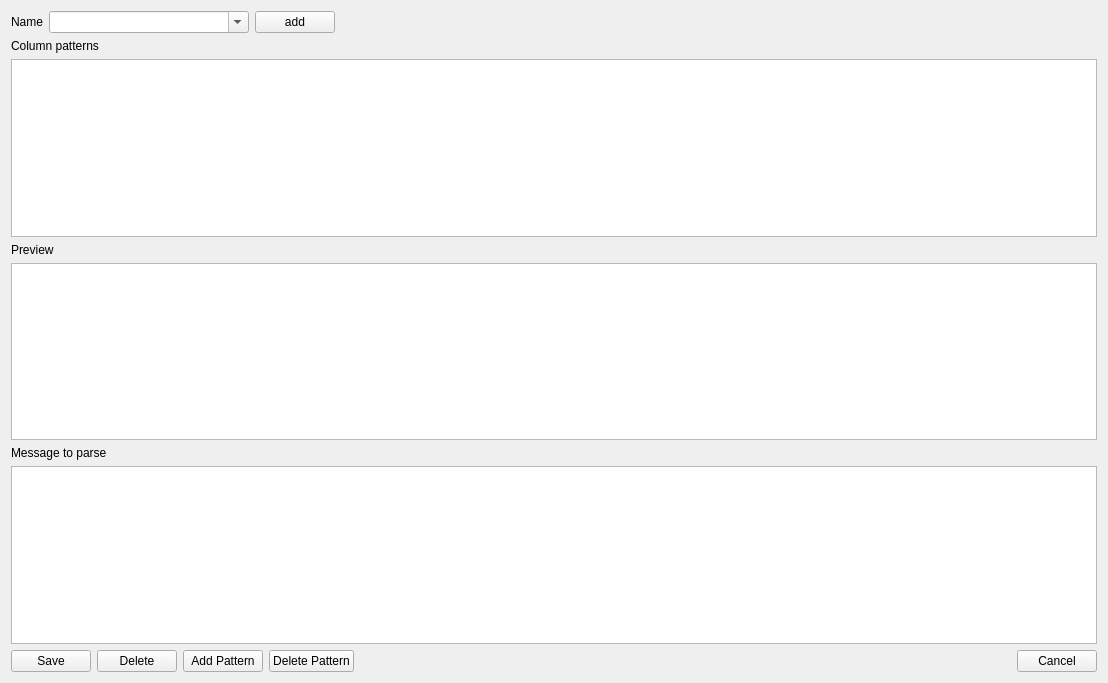
The window that forms/columnizerwidget.ui (helkatz/LogViewer) describes before a commit, drawn with Qt 5.
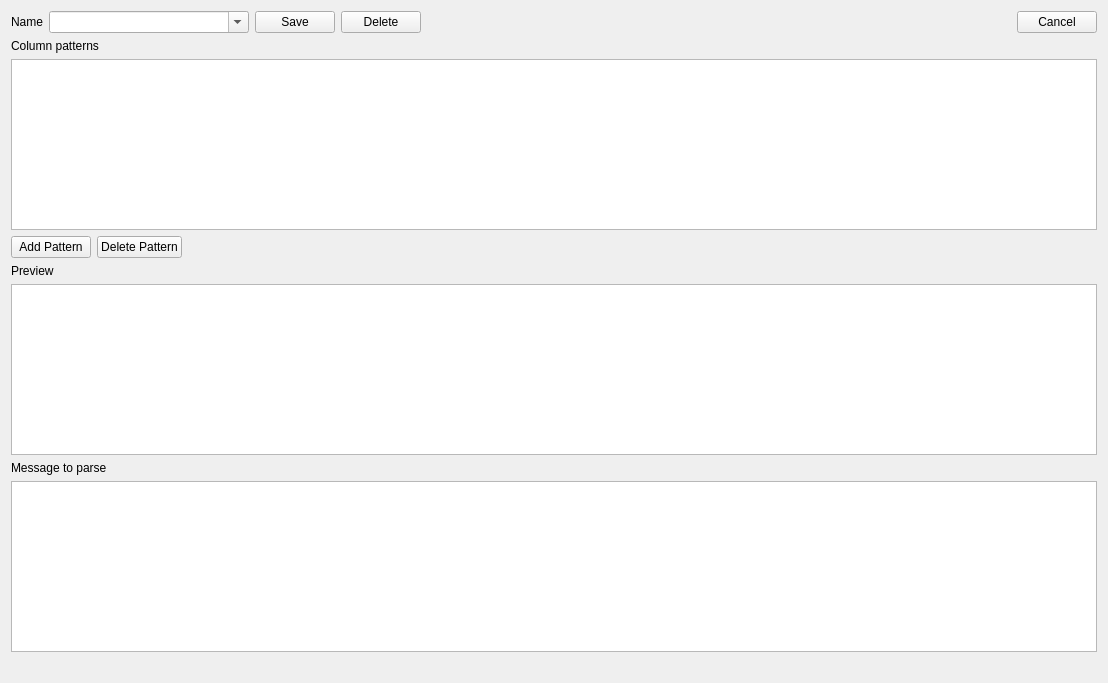
The same window after the commit.

The edit to the form file:
```diff
--- a/forms/columnizerwidget.ui
+++ b/forms/columnizerwidget.ui
@@ -14,23 +14,6 @@
    <string>Colmunizer</string>
   </property>
   <layout class="QGridLayout" name="gridLayout">
-   <item row="5" column="0">
-    <widget class="QTableWidget" name="tablePreview">
-     <property name="rowCount">
-      <number>1</number>
-     </property>
-     <attribute name="horizontalHeaderCascadingSectionResizes">
-      <bool>false</bool>
-     </attribute>
-     <attribute name="horizontalHeaderStretchLastSection">
-      <bool>false</bool>
-     </attribute>
-     <attribute name="verticalHeaderVisible">
-      <bool>false</bool>
-     </attribute>
-     <row/>
-    </widget>
-   </item>
    <item row="1" column="0">
     <layout class="QVBoxLayout" name="verticalLayout_2">
      <item>
@@ -56,9 +39,22 @@
         </widget>
        </item>
        <item>
-        <widget class="QPushButton" name="btnAddName">
+        <widget class="QPushButton" name="btnSave">
+         <property name="sizePolicy">
+          <sizepolicy hsizetype="Preferred" vsizetype="Fixed">
+           <horstretch>0</horstretch>
+           <verstretch>0</verstretch>
+          </sizepolicy>
+         </property>
          <property name="text">
-          <string>add</string>
+          <string>Save</string>
+         </property>
+        </widget>
+       </item>
+       <item>
+        <widget class="QPushButton" name="btnDelete">
+         <property name="text">
+          <string>Delete</string>
          </property>
         </widget>
        </item>
@@ -75,6 +71,13 @@
          </property>
         </spacer>
        </item>
+       <item>
+        <widget class="QPushButton" name="btnCancel">
+         <property name="text">
+          <string>Cancel</string>
+         </property>
+        </widget>
+       </item>
       </layout>
      </item>
     </layout>
@@ -103,42 +106,15 @@
      </item>
     </layout>
    </item>
-   <item row="8" column="0">
+   <item row="9" column="0">
+    <widget class="QTextEdit" name="editSubject">
+     <property name="toolTip">
+      <string extracomment="Enter columns to parse">Enter columns to parse</string>
+     </property>
+    </widget>
+   </item>
+   <item row="10" column="0">
     <layout class="QHBoxLayout" name="horizontalLayout_2">
-     <item>
-      <widget class="QPushButton" name="btnSave">
-       <property name="sizePolicy">
-        <sizepolicy hsizetype="Preferred" vsizetype="Fixed">
-         <horstretch>0</horstretch>
-         <verstretch>0</verstretch>
-        </sizepolicy>
-       </property>
-       <property name="text">
-        <string>Save</string>
-       </property>
-      </widget>
-     </item>
-     <item>
-      <widget class="QPushButton" name="btnDelete">
-       <property name="text">
-        <string>Delete</string>
-       </property>
-      </widget>
-     </item>
-     <item>
-      <widget class="QPushButton" name="btnAddPattern">
-       <property name="text">
-        <string>Add Pattern</string>
-       </property>
-      </widget>
-     </item>
-     <item>
-      <widget class="QPushButton" name="btnDeletePattern">
-       <property name="text">
-        <string>Delete Pattern</string>
-       </property>
-      </widget>
-     </item>
      <item>
       <spacer name="horizontalSpacer_2">
        <property name="orientation">
@@ -155,30 +131,9 @@
        </property>
       </spacer>
      </item>
-     <item>
-      <widget class="QPushButton" name="btnCancel">
-       <property name="text">
-        <string>Cancel</string>
-       </property>
-      </widget>
-     </item>
     </layout>
    </item>
-   <item row="7" column="0">
-    <widget class="QTextEdit" name="editSubject">
-     <property name="toolTip">
-      <string extracomment="Enter columns to parse">Enter columns to parse</string>
-     </property>
-    </widget>
-   </item>
-   <item row="4" column="0" alignment="Qt::AlignBottom">
-    <widget class="QLabel" name="label">
-     <property name="text">
-      <string>Preview</string>
-     </property>
-    </widget>
-   </item>
-   <item row="6" column="0">
+   <item row="8" column="0">
     <widget class="QLabel" name="label_2">
      <property name="toolTip">
       <string>enter at least one whole logmessage here</string>
@@ -188,6 +143,13 @@
      </property>
     </widget>
    </item>
+   <item row="6" column="0" alignment="Qt::AlignBottom">
+    <widget class="QLabel" name="label">
+     <property name="text">
+      <string>Preview</string>
+     </property>
+    </widget>
+   </item>
    <item row="2" column="0">
     <widget class="QLabel" name="label_3">
      <property name="text">
@@ -195,6 +157,54 @@
      </property>
     </widget>
    </item>
+   <item row="7" column="0">
+    <widget class="QTableWidget" name="tablePreview">
+     <property name="rowCount">
+      <number>1</number>
+     </property>
+     <attribute name="horizontalHeaderCascadingSectionResizes">
+      <bool>false</bool>
+     </attribute>
+     <attribute name="horizontalHeaderStretchLastSection">
+      <bool>false</bool>
+     </attribute>
+     <attribute name="verticalHeaderVisible">
+      <bool>false</bool>
+     </attribute>
+     <row/>
+    </widget>
+   </item>
+   <item row="4" column="0">
+    <layout class="QHBoxLayout" name="horizontalLayout_4">
+     <item>
+      <widget class="QPushButton" name="btnAddPattern">
+       <property name="text">
+        <string>Add Pattern</string>
+       </property>
+      </widget>
+     </item>
+     <item>
+      <widget class="QPushButton" name="btnDeletePattern">
+       <property name="text">
+        <string>Delete Pattern</string>
+       </property>
+      </widget>
+     </item>
+     <item>
+      <spacer name="horizontalSpacer_3">
+       <property name="orientation">
+        <enum>Qt::Horizontal</enum>
+       </property>
+       <property name="sizeHint" stdset="0">
+        <size>
+         <width>40</width>
+         <height>20</height>
+        </size>
+       </property>
+      </spacer>
+     </item>
+    </layout>
+   </item>
   </layout>
  </widget>
  <resources/>
```
Left out of the diff: 3 changed lines with no effect on the pictures.
